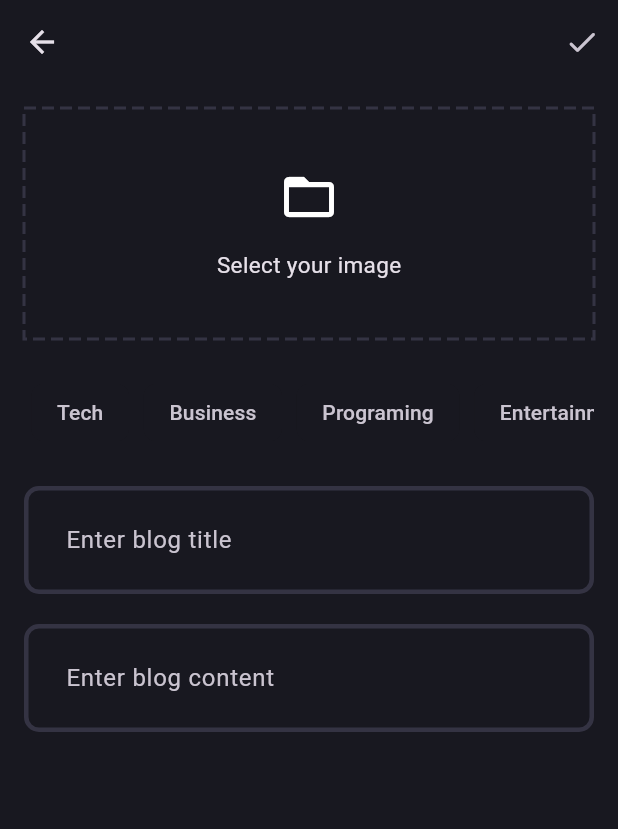
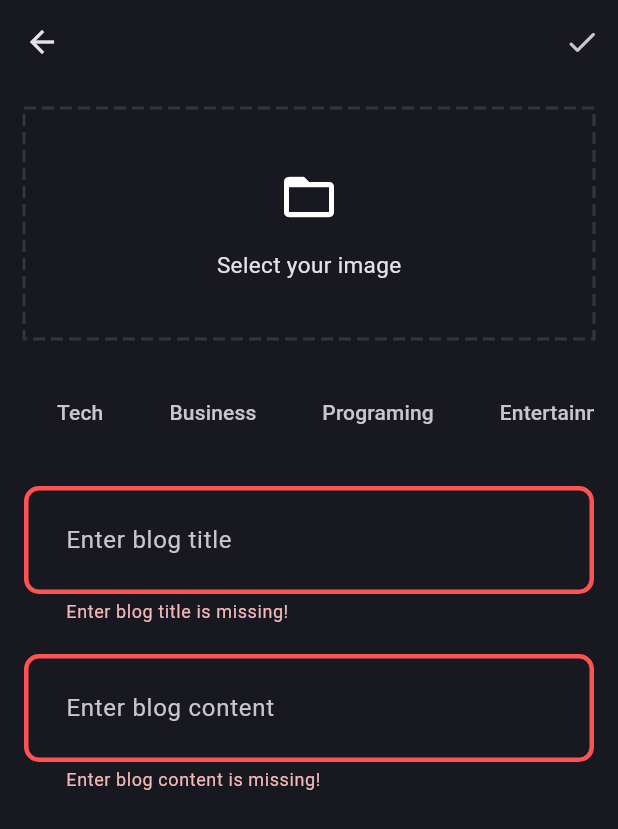
Before and after one commit to flexxy-07/WriteFlow, a Flutter app: the AddNewBlogPage screen opened directly, after a tap on the "done" icon, on a phone screen of 412 x 824 dp. Shown: the top 829 px of the screen. Run offline on Flutter 3.47's test engine with Material 3 defaults, Android fonts, the phone set to English and light mode, and no system bars; drawn by our look-alikes of dotted_border; our stand-ins replace flutter_bloc, fpdart, get_it, image_picker, supabase_flutter; accounts and stored records are empty.

Commit message:
Completed the add new blog implementation

```diff
--- a/lib/core/theme/theme.dart
+++ b/lib/core/theme/theme.dart
@@ -20,7 +20,10 @@ class AppTheme {
     ),
     inputDecorationTheme: InputDecorationTheme(
       contentPadding: const EdgeInsets.all(24),
+      border: _border(),
       enabledBorder: _border()  ,
+      errorBorder: _border(AppPallete.errorColor) ,
       focusedBorder: _border(AppPallete.gradient2 )),
+
   );
 }
--- a/lib/features/blog/data/datasources/blog_remote_data_source.dart
+++ b/lib/features/blog/data/datasources/blog_remote_data_source.dart
@@ -16,10 +16,11 @@ abstract interface class BlogRemoteDataSource {
 class BlogRemoteDataSourceImpl implements BlogRemoteDataSource {
   final SupabaseClient supabaseClient;
   BlogRemoteDataSourceImpl(this.supabaseClient);
+
   @override
   Future<BlogModel> uploadBlog(BlogModel blog) async {
     try {
-      final blogData = await supabaseClient.from('blogs').insert(blog.toJson());
+      final blogData = await supabaseClient.from('blogs').insert(blog.toJson()).select();
       return BlogModel.fromJson(blogData.first);
     }catch (e) {
       throw ServerException(e.toString());
@@ -29,8 +30,8 @@ class BlogRemoteDataSourceImpl implements BlogRemoteDataSource {
   @override
   Future<String> uploadBlogImage({required File image, required BlogModel blog}) async {
     try{
-      await supabaseClient.storage.from('blog_images').upload(blog.id, image);
-      return supabaseClient.storage.from('blog_images').getPublicUrl(blog.id);
+      await supabaseClient.storage.from('blogs_images').upload(blog.id, image);
+      return supabaseClient.storage.from('blogs_images').getPublicUrl(blog.id);
     }catch(e) {
       throw ServerException(e.toString());
     }
--- /dev/null
+++ b/lib/features/blog/domain/usecases/upload_blog.dart
@@ -0,0 +1,40 @@
+import 'dart:io';
+
+import 'package:blog_app/core/error/failures.dart';
+import 'package:blog_app/core/usecase/usecase.dart';
+import 'package:blog_app/features/blog/domain/entities/blog.dart';
+import 'package:blog_app/features/blog/domain/entities/repositories/blog_repository.dart';
+import 'package:fpdart/fpdart.dart';
+
+class UploadBlog implements UseCase<Blog, UploadBlogParams>{
+  final BlogRepository blogRepository;
+  UploadBlog(this.blogRepository);
+
+  @override
+  Future<Either<Failure, Blog>> call(UploadBlogParams params) async {
+    return await blogRepository.uploadBlog(
+      image: params.image,
+      title: params.title,
+      content: params.content,
+      topics: params.topics,
+      posterId: params.posterId,
+    );
+  }
+
+}
+
+class UploadBlogParams {
+  final String title;
+  final String content;
+  final File image;
+  final String posterId;
+  final List<String> topics;
+
+  UploadBlogParams({
+    required this.title,
+    required this.content,
+    required this.image,
+    required this.posterId,
+    required this.topics,
+  });
+}
--- /dev/null
+++ b/lib/features/blog/presentation/bloc/blog_bloc.dart
@@ -0,0 +1,24 @@
+import 'dart:io';
+
+import 'package:blog_app/features/blog/domain/usecases/upload_blog.dart';
+import 'package:flutter/material.dart';
+import 'package:flutter_bloc/flutter_bloc.dart';
+part 'blog_event.dart';
+part 'blog_state.dart';
+
+class BlogBloc extends Bloc<BlogEvent, BlogState> {
+  final UploadBlog uploadBlog;
+  BlogBloc(this.uploadBlog) : super(BlogInitial()) {
+    on<BlogEvent>((event, emit) => emit(BlogLoading()));
+    on<UploadBlogEvent>(_onBlogUpload);
+  }
+
+  void _onBlogUpload(UploadBlogEvent event, Emitter<BlogState> emit) async {
+    final res = await uploadBlog(UploadBlogParams(title: event.title, content: event.content, image: event.image, posterId: event.posterId, topics: event.topics));
+
+    res.fold(
+      (l) => emit(BlogFailure(l.message)),
+      (r) => emit(BlogSuccess()),
+    );
+  }
+}
--- /dev/null
+++ b/lib/features/blog/presentation/bloc/blog_event.dart
@@ -0,0 +1,19 @@
+part of 'blog_bloc.dart';
+@immutable
+sealed class BlogEvent {}
+
+final class UploadBlogEvent extends BlogEvent {
+  final String title;
+  final String content;
+  final File image;
+  final String posterId;
+  final List<String> topics;
+
+  UploadBlogEvent({
+    required this.title,
+    required this.content,
+    required this.posterId,
+    required this.image,
+    required this.topics,
+  });
+}
--- /dev/null
+++ b/lib/features/blog/presentation/bloc/blog_state.dart
@@ -0,0 +1,12 @@
+part of 'blog_bloc.dart';
+
+@immutable
+sealed class BlogState {}
+
+final class BlogInitial extends BlogState {}
+final class BlogLoading extends BlogState {}
+final class BlogFailure extends BlogState {
+  final String message;
+  BlogFailure(this.message);
+}
+final class BlogSuccess extends BlogState {}
--- a/lib/features/blog/presentation/pages/add_new_blog.dart
+++ b/lib/features/blog/presentation/pages/add_new_blog.dart
@@ -1,10 +1,16 @@
 import 'dart:io';
 
+import 'package:blog_app/core/common/cubits/app_user/app_user_cubit.dart';
 import 'package:blog_app/core/common/utils/pick_image.dart';
+import 'package:blog_app/core/common/utils/show_snackbar.dart';
+import 'package:blog_app/core/common/widgets/loader.dart';
 import 'package:blog_app/core/theme/app_pallete.dart';
+import 'package:blog_app/features/blog/presentation/bloc/blog_bloc.dart';
+import 'package:blog_app/features/blog/presentation/pages/blog_page.dart';
 import 'package:blog_app/features/blog/presentation/widgets/blog_editor.dart';
 import 'package:dotted_border/dotted_border.dart';
 import 'package:flutter/material.dart';
+import 'package:flutter_bloc/flutter_bloc.dart';
 
 class AddNewBlogPage extends StatefulWidget {
   static route() =>
@@ -18,6 +24,7 @@ class AddNewBlogPage extends StatefulWidget {
 class _AddNewBlogPageState extends State<AddNewBlogPage> {
   final titleController = TextEditingController();
   final contentController = TextEditingController();
+  final formKey = GlobalKey<FormState>();
   List<String> selectedTopics = [];
   File? image;
 
@@ -37,17 +44,54 @@ class _AddNewBlogPageState extends State<AddNewBlogPage> {
     super.dispose();
   }
 
+  void uploadBlog() {
+    if (formKey.currentState!.validate() &&
+        selectedTopics.isNotEmpty &&
+        image != null) {
+      final posterId =
+          (context.read<AppUserCubit>().state as AppUserLoggedIn).user.id;
+      context.read<BlogBloc>().add(
+        UploadBlogEvent(
+          posterId: posterId,
+          title: titleController.text.trim(),
+          content: contentController.text.trim(),
+          topics: selectedTopics,
+          image: image!,
+        ),
+      );
+    }
+  }
+
   @override
   Widget build(BuildContext context) {
     return Scaffold(
       appBar: AppBar(
         actions: [
-          IconButton(onPressed: () {}, icon: const Icon(Icons.done_rounded)),
+          IconButton(
+            onPressed: () {
+              uploadBlog();
+            },
+            icon: const Icon(Icons.done_rounded),
+          ),
         ],
       ),
-      body: SingleChildScrollView(
+      body: BlocConsumer<BlogBloc, BlogState>(
+        listener: (context, state) {
+          if (state is BlogFailure){
+            showSnackBar(context, state.message);
+          }else if(state is BlogSuccess){
+            Navigator.pushAndRemoveUntil(context, BlogPage.route(), (route) => false);
+          }
+        },
+        builder: (context, state) {
+          if(state is BlogLoading){
+            return const Loader();
+          }
+          return SingleChildScrollView(
             child: Padding(
               padding: const EdgeInsets.all(16),
+              child: Form(
+                key: formKey,
                 child: Column(
                   children: [
                     image != null
@@ -58,7 +102,10 @@ class _AddNewBlogPageState extends State<AddNewBlogPage> {
                             child: SizedBox(
                               height: 150,
                               width: double.infinity,
-                        child: ClipRRect(borderRadius: BorderRadius.circular(10) ,child: Image.file(image!, fit: BoxFit.cover )),
+                              child: ClipRRect(
+                                borderRadius: BorderRadius.circular(10),
+                                child: Image.file(image!, fit: BoxFit.cover),
+                              ),
                             ),
                           )
                         : GestureDetector(
@@ -92,7 +139,8 @@ class _AddNewBlogPageState extends State<AddNewBlogPage> {
                     SingleChildScrollView(
                       scrollDirection: Axis.horizontal,
                       child: Row(
-                  children: ['Tech', 'Business', 'Programing', 'Entertainment']
+                        children:
+                            ['Tech', 'Business', 'Programing', 'Entertainment']
                                 .map(
                                   (e) => Padding(
                                     padding: const EdgeInsets.all(5.0),
@@ -115,7 +163,8 @@ class _AddNewBlogPageState extends State<AddNewBlogPage> {
                                         side: selectedTopics.contains(e)
                                             ? null
                                             : const BorderSide(
-                                      color: AppPallete.backgroundColor,
+                                                color:
+                                                    AppPallete.backgroundColor,
                                               ),
                                       ),
                                     ),
@@ -139,5 +188,8 @@ class _AddNewBlogPageState extends State<AddNewBlogPage> {
               ),
             ),
           );
+        },
+      ),
+    );
   }
 }
--- a/lib/features/blog/presentation/pages/blog_page.dart
+++ b/lib/features/blog/presentation/pages/blog_page.dart
@@ -3,6 +3,7 @@ import 'package:flutter/cupertino.dart';
 import 'package:flutter/material.dart';
 
 class BlogPage extends StatelessWidget {
+  static route() => MaterialPageRoute(builder: (context) => const BlogPage());
   const BlogPage({super.key});
 
   @override
--- a/lib/features/blog/presentation/widgets/blog_editor.dart
+++ b/lib/features/blog/presentation/widgets/blog_editor.dart
@@ -15,6 +15,12 @@ class BlogEditor extends StatelessWidget {
         border: InputBorder.none
     ),
     maxLines: null,
+    validator: (value){
+      if(value == null || value.isEmpty){
+        return '$hintText is missing!';
+      }
+      return null;
+    },
     );
   }
 }
--- a/lib/main.dart
+++ b/lib/main.dart
@@ -2,6 +2,7 @@ import 'package:blog_app/core/common/cubits/app_user/app_user_cubit.dart';
 import 'package:blog_app/core/theme/theme.dart';
 import 'package:blog_app/features/auth/presentation/bloc/auth_bloc.dart';
 import 'package:blog_app/features/auth/presentation/pages/login_page.dart';
+import 'package:blog_app/features/blog/presentation/bloc/blog_bloc.dart';
 import 'package:blog_app/features/blog/presentation/pages/blog_page.dart';
 import 'package:blog_app/init_dependencies.dart';
 import 'package:flutter/material.dart';
@@ -16,6 +17,7 @@ void main() async {
       providers: [
         BlocProvider(create: (_) => serviceLocator<AppUserCubit>()),
         BlocProvider(create: (_) => serviceLocator<AuthBloc>()),
+        BlocProvider(create: (_) => serviceLocator<BlogBloc>(),),
       ],
       child: const MyApp(),
     ),
```
Also changed, not shown: lib/features/auth/data/datasources/auth_remote_data_source.dart (+13 -8 lines), lib/init_dependencies.dart (+25 -1 lines). Lines whose indentation alone changed are shown as unchanged.
